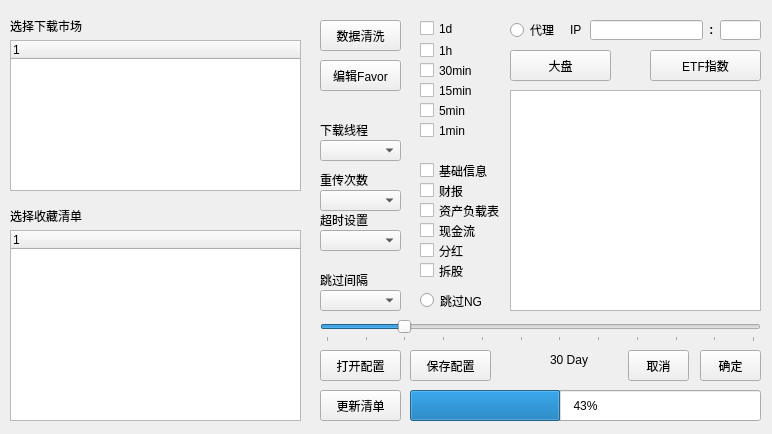
zhouyousong/ZfinanceUI, file UIDesign/DownloadConfig.ui: the form before one commit.
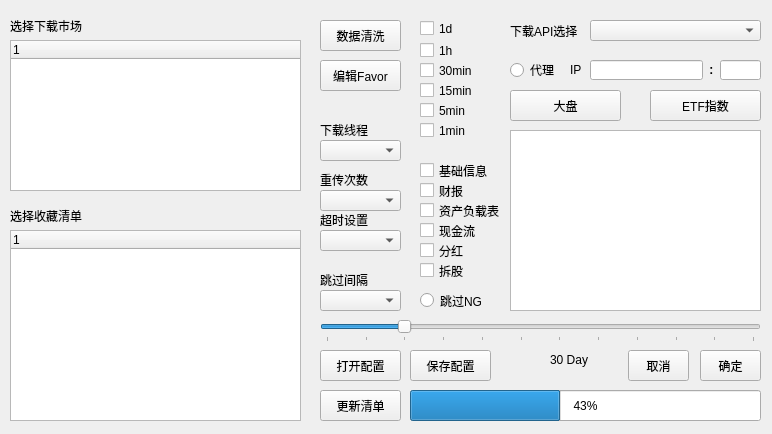
The form after the commit.

Commit message: add efinance do download api,add notify and tda api

```diff
--- a/UIDesign/DownloadConfig.ui
+++ b/UIDesign/DownloadConfig.ui
@@ -155,8 +155,8 @@
    <property name="geometry">
     <rect>
      <x>510</x>
-     <y>50</y>
-     <width>101</width>
+     <y>90</y>
+     <width>111</width>
      <height>31</height>
     </rect>
    </property>
@@ -207,9 +207,9 @@
    <property name="geometry">
     <rect>
      <x>510</x>
-     <y>90</y>
+     <y>130</y>
      <width>251</width>
-     <height>221</height>
+     <height>181</height>
     </rect>
    </property>
   </widget>
@@ -217,7 +217,7 @@
    <property name="geometry">
     <rect>
      <x>650</x>
-     <y>50</y>
+     <y>90</y>
      <width>111</width>
      <height>31</height>
     </rect>
@@ -230,7 +230,7 @@
    <property name="geometry">
     <rect>
      <x>510</x>
-     <y>20</y>
+     <y>60</y>
      <width>51</width>
      <height>20</height>
     </rect>
@@ -546,7 +546,7 @@
    <property name="geometry">
     <rect>
      <x>590</x>
-     <y>20</y>
+     <y>60</y>
      <width>113</width>
      <height>20</height>
     </rect>
@@ -556,7 +556,7 @@
    <property name="geometry">
     <rect>
      <x>720</x>
-     <y>20</y>
+     <y>60</y>
      <width>41</width>
      <height>20</height>
     </rect>
@@ -566,7 +566,7 @@
    <property name="geometry">
     <rect>
      <x>706</x>
-     <y>20</y>
+     <y>60</y>
      <width>16</width>
      <height>20</height>
     </rect>
@@ -586,7 +586,7 @@
    <property name="geometry">
     <rect>
      <x>570</x>
-     <y>20</y>
+     <y>60</y>
      <width>21</width>
      <height>20</height>
     </rect>
@@ -595,6 +595,32 @@
     <string>IP</string>
    </property>
   </widget>
+  <widget class="QComboBox" name="DownloadAPI">
+   <property name="geometry">
+    <rect>
+     <x>590</x>
+     <y>20</y>
+     <width>171</width>
+     <height>21</height>
+    </rect>
+   </property>
+   <property name="currentText">
+    <string/>
+   </property>
+  </widget>
+  <widget class="QLabel" name="ShowPeriod_12">
+   <property name="geometry">
+    <rect>
+     <x>510</x>
+     <y>20</y>
+     <width>71</width>
+     <height>21</height>
+    </rect>
+   </property>
+   <property name="text">
+    <string>下载API选择</string>
+   </property>
+  </widget>
  </widget>
  <resources/>
  <connections/>
```
The commit also changes 35 other files.
